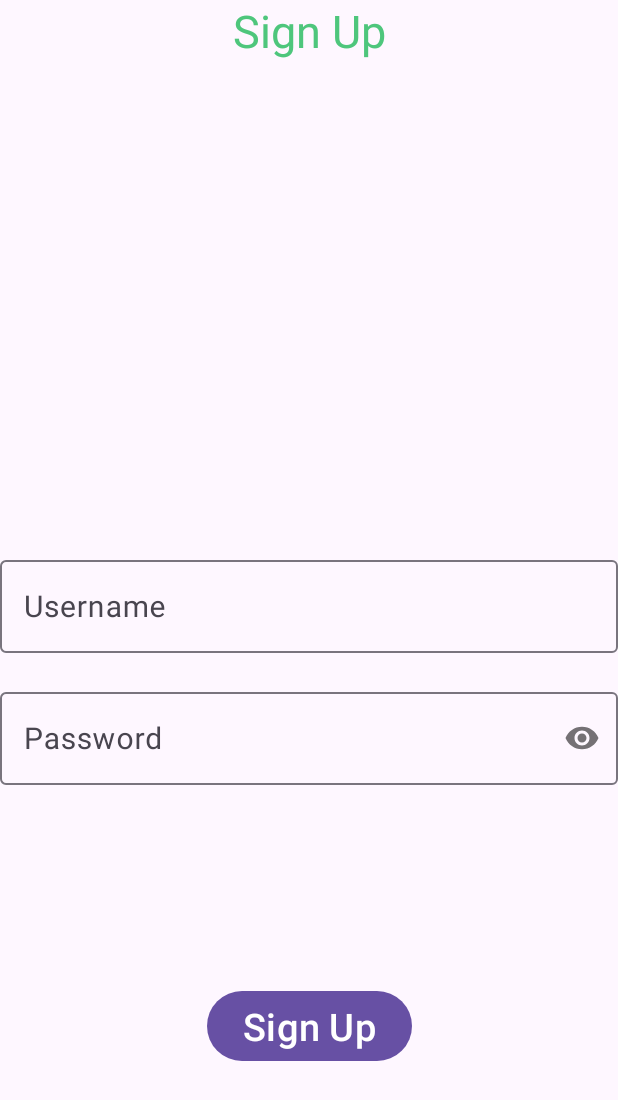
After one commit to thomas1o/DTHomeFresh, an Android app: the SignUpFragment screen opened through its navigation route, on a phone screen of 412 x 824 dp. The commit adds this screen. Shown: the top 1100 px of the screen. Run offline under Robolectric (Android 15) with nearby library versions, the phone set to English and light mode, and no system bars; our stand-ins replace data binding.

Commit message:
Added LoginFragment amd SignUpFragment

```diff
--- a/app/src/main/AndroidManifest.xml
+++ b/app/src/main/AndroidManifest.xml
@@ -3,6 +3,7 @@
     xmlns:tools="http://schemas.android.com/tools" >
 
     <uses-permission android:name="android.permission.VIBRATE" />
+    <uses-permission android:name="android.permission.INTERNET"/>
 
     <application
         android:allowBackup="true"
@@ -24,6 +25,7 @@
                 <category android:name="android.intent.category.LAUNCHER" />
             </intent-filter>
         </activity>
+
     </application>
 
 </manifest>
--- a/app/src/main/java/com/example/dthomefresh/database/Item.kt
+++ b/app/src/main/java/com/example/dthomefresh/database/Item.kt
@@ -16,6 +16,6 @@ data class Item(
     @ColumnInfo(name = "item_category")
     var itemCategory: String = "",
 
-    @ColumnInfo(name = "owner_id")
-    var ownerId: Long = 0L
+    @ColumnInfo(name = "seller_id")
+    var sellerId: Long = 0L
 )
--- a/app/src/main/java/com/example/dthomefresh/sellers/SellersFragment.kt
+++ b/app/src/main/java/com/example/dthomefresh/sellers/SellersFragment.kt
@@ -36,6 +36,10 @@ class SellersFragment : Fragment() {
             Navigation.findNavController(it).navigate(R.id.action_sellersFragment_to_categoriesFragment)
         }
 
+        binding.profileButton.setOnClickListener{
+            Navigation.findNavController(it).navigate(R.id.action_sellersFragment_to_signUpFragment)
+        }
+
         viewModel.options.observe(viewLifecycleOwner, Observer { newOptions ->
             if(newOptions[0] == true) {
                 setDefaultColor()
--- /dev/null
+++ b/app/src/main/java/com/example/dthomefresh/signup/SignUpFragment.kt
@@ -0,0 +1,20 @@
+package com.example.dthomefresh.signup
+
+import android.os.Bundle
+import androidx.fragment.app.Fragment
+import android.view.LayoutInflater
+import android.view.View
+import android.view.ViewGroup
+import com.example.dthomefresh.R
+
+class SignUpFragment : Fragment() {
+
+    override fun onCreateView(
+        inflater: LayoutInflater, container: ViewGroup?,
+        savedInstanceState: Bundle?
+    ): View? {
+        // Inflate the layout for this fragment
+        return inflater.inflate(R.layout.fragment_sign_up, container, false)
+    }
+
+}
--- /dev/null
+++ b/app/src/main/res/layout/fragment_sign_up.xml
@@ -0,0 +1,75 @@
+<?xml version="1.0" encoding="utf-8"?>
+<androidx.constraintlayout.widget.ConstraintLayout xmlns:android="http://schemas.android.com/apk/res/android"
+    xmlns:app="http://schemas.android.com/apk/res-auto"
+    android:id="@+id/linearLayout2"
+    android:layout_width="match_parent"
+    android:layout_height="match_parent">
+
+    <TextView
+        android:id="@+id/textView2"
+        android:layout_width="wrap_content"
+        android:layout_height="wrap_content"
+        android:text="Sign Up"
+        android:textAlignment="center"
+        android:textSize="30sp"
+        app:layout_constraintEnd_toEndOf="parent"
+        android:textColor="@color/green_light"
+        app:layout_constraintStart_toStartOf="parent"
+        app:layout_constraintTop_toTopOf="parent" />
+
+    <com.google.android.material.textfield.TextInputLayout
+        android:id="@+id/ti_username"
+        android:layout_width="match_parent"
+        android:layout_height="wrap_content"
+        android:hint="Username"
+        app:errorEnabled="true"
+        app:layout_constraintBottom_toBottomOf="parent"
+        app:layout_constraintEnd_toEndOf="parent"
+        app:layout_constraintStart_toStartOf="parent"
+        app:layout_constraintTop_toTopOf="parent">
+
+        <com.google.android.material.textfield.TextInputEditText
+            android:id="@+id/et_username"
+            android:layout_width="match_parent"
+            android:layout_height="match_parent"
+            android:inputType="text"
+            android:maxLines="1"
+            android:textSize="20sp" />
+
+    </com.google.android.material.textfield.TextInputLayout>
+
+    <com.google.android.material.textfield.TextInputLayout
+        android:id="@+id/ti_password"
+        android:layout_width="match_parent"
+        android:layout_height="wrap_content"
+        android:hint="Password"
+        app:errorEnabled="true"
+        app:layout_constraintBottom_toBottomOf="parent"
+        app:layout_constraintEnd_toEndOf="parent"
+        app:layout_constraintStart_toStartOf="parent"
+        app:layout_constraintTop_toBottomOf="@+id/ti_username"
+        app:layout_constraintVertical_bias="0.0"
+        app:passwordToggleEnabled="true">
+
+        <com.google.android.material.textfield.TextInputEditText
+            android:id="@+id/password"
+            android:layout_width="match_parent"
+            android:layout_height="match_parent"
+            android:inputType="textPassword"
+            android:maxLines="1"
+            android:textSize="20sp" />
+
+    </com.google.android.material.textfield.TextInputLayout>
+
+    <Button
+        android:id="@+id/bt_login"
+        android:layout_width="wrap_content"
+        android:layout_height="wrap_content"
+        android:text="Sign Up"
+        android:textSize="25sp"
+        app:layout_constraintBottom_toBottomOf="parent"
+        app:layout_constraintEnd_toEndOf="parent"
+        app:layout_constraintStart_toStartOf="parent"
+        app:layout_constraintTop_toBottomOf="@+id/ti_password" />
+
+</androidx.constraintlayout.widget.ConstraintLayout>
--- a/app/src/main/res/navigation/main_navigation.xml
+++ b/app/src/main/res/navigation/main_navigation.xml
@@ -33,5 +33,19 @@
             android:name="optionSelected"
             app:argType="integer"
             android:defaultValue="0" />
+        <action
+            android:id="@+id/action_sellersFragment_to_signUpFragment"
+            app:destination="@id/signUpFragment" />
+        <action
+            android:id="@+id/action_sellersFragment_to_loginFragment"
+            app:destination="@id/loginFragment" />
     </fragment>
+    <fragment
+        android:id="@+id/signUpFragment"
+        android:name="com.example.dthomefresh.signup.SignUpFragment"
+        android:label="SignUpFragment" />
+    <fragment
+        android:id="@+id/loginFragment"
+        android:name="com.example.dthomefresh.login.LoginFragment"
+        android:label="LoginFragment" />
 </navigation>
--- a/app/src/main/res/values/dimens.xml
+++ b/app/src/main/res/values/dimens.xml
@@ -4,4 +4,7 @@
     <dimen name="seller_navigation_padding_vertical">12dp</dimen>
     <dimen name="seller_navigation_padding_horizontal">5dp</dimen>
     <dimen name="navigation_card_elevation">10dp</dimen>
+    <!-- Default screen margins, per the Android Design guidelines. -->
+    <dimen name="fragment_horizontal_margin">16dp</dimen>
+    <dimen name="fragment_vertical_margin">16dp</dimen>
 </resources>
```
Also changed, not shown: app/build.gradle.kts (+8 -1 lines), app/src/main/java/com/example/dthomefresh/database/Owner.kt (deleted, +0 -25 lines), app/src/main/java/com/example/dthomefresh/database/Seller.kt (added, +24 -0 lines), app/src/main/java/com/example/dthomefresh/login/LoginFragment.kt (added, +20 -0 lines), app/src/main/java/com/example/dthomefresh/sellers/ItemListAdapter.kt (added, +16 -0 lines), app/src/main/res/layout/fragment_login.xml (added, +75 -0 lines), app/src/main/res/layout/fragment_sellers.xml (+31 -0 lines), app/src/main/res/menu/menu.xml (added, +20 -0 lines), app/src/main/res/values/strings.xml (+9 -0 lines), build.gradle.kts (+5 -2 lines), 1 other file.
